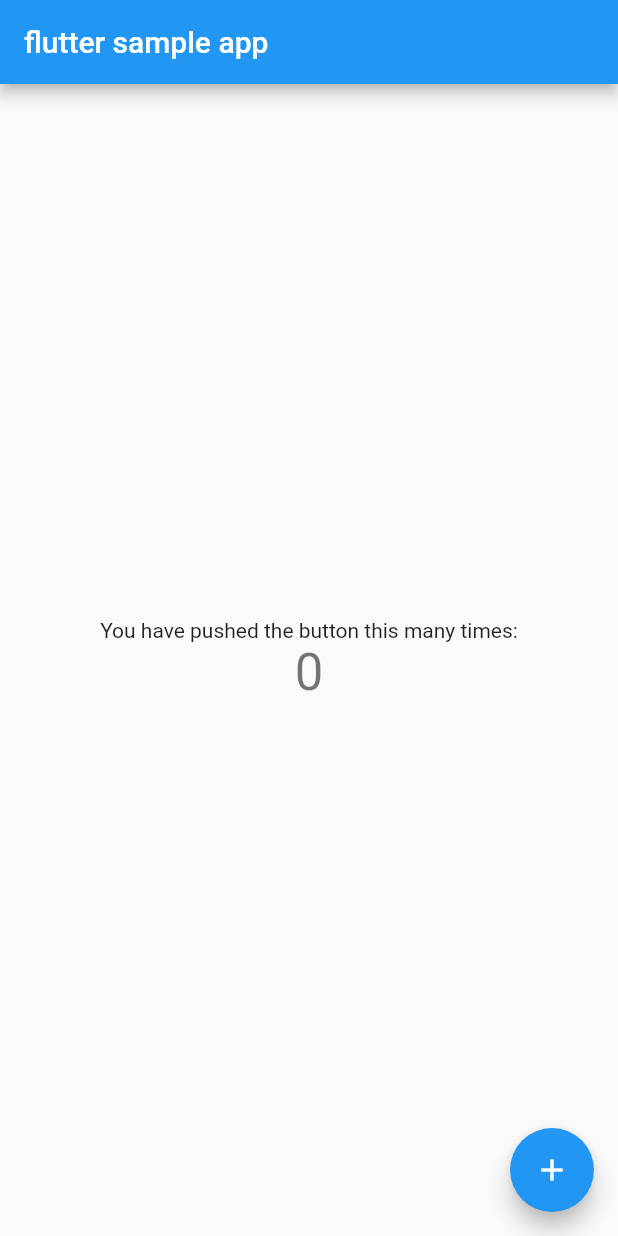
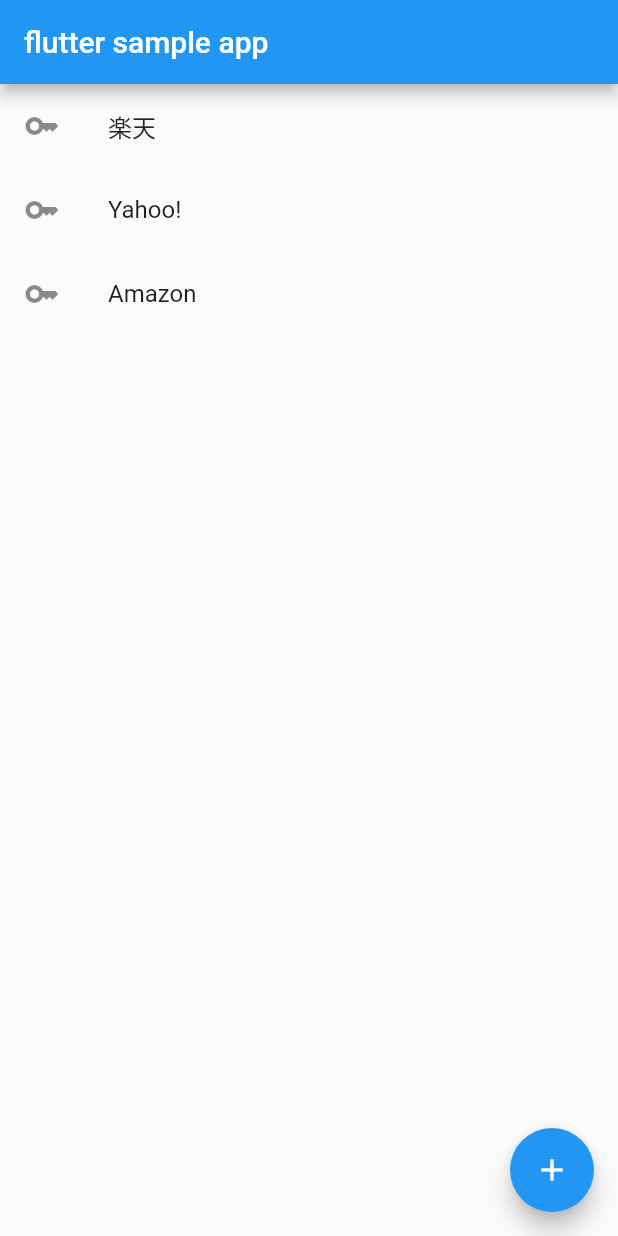
Before and after one commit to ryosuke-horie/sample-flutter-app, a Flutter app: the screen it shows after launch, on a phone screen of 412 x 824 dp. Run offline on Flutter 3.47's test engine with Material 2 defaults, Android fonts, the phone set to English and light mode, and no system bars.

Commit message:
リスト形式で表示

```diff
--- a/lib/main.dart
+++ b/lib/main.dart
@@ -42,19 +42,22 @@ class _MyHomePageState extends State<MyHomePage> {
       appBar: AppBar(
         title: const Text('flutter sample app'),
       ),
-      body: Center(
-        child: Column(
-          mainAxisAlignment: MainAxisAlignment.center,
-          children: <Widget>[
-            const Text(
-              'You have pushed the button this many times:',
+      // ListViewは内容を縦に並べる。ウィジェット自体をスクロールできる。
+      body: ListView(
+        children: [
+            ListTile(
+              leading: Icon(Icons.key),
+              title: Text('楽天'),
             ),
-            Text(
-              '$_counter',
-              style: Theme.of(context).textTheme.headline4,
-            ),
-          ],
-        ),
+          ListTile(
+            leading: Icon(Icons.key),
+            title: Text('Yahoo! '),
+          ),
+          ListTile(
+            leading: Icon(Icons.key),
+            title: Text('Amazon'),
+          ),
+        ],
       ),
       floatingActionButton: FloatingActionButton(
         onPressed: _incrementCounter,
```
